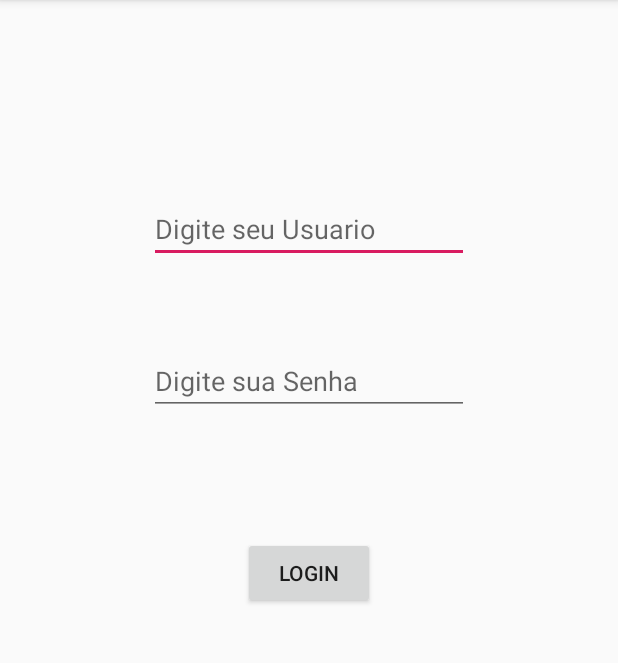
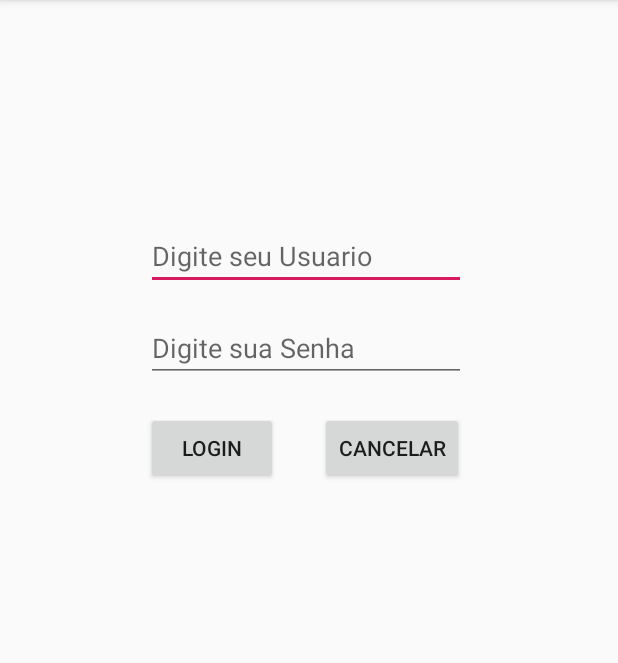
Before and after one commit to ErickSilv/AndroidEtecTurma_A, an Android app: the LoginActivity screen opened directly, with no data from a screen before it, on a phone screen of 412 x 824 dp, the part 84-747 px from its top. Run offline under Robolectric (Android 15) with nearby library versions, the phone set to English and light mode, and no system bars.

Commit message:
"Criação de metodos para os botões"

```diff
--- a/projetoModelo_A/app/src/main/java/br/com/exemplo/projetomodelo_a/LoginActivity.java
+++ b/projetoModelo_A/app/src/main/java/br/com/exemplo/projetomodelo_a/LoginActivity.java
@@ -2,13 +2,57 @@ package br.com.exemplo.projetomodelo_a;
 
 import androidx.appcompat.app.AppCompatActivity;
 
+import android.content.DialogInterface;
+import android.content.Intent;
 import android.os.Bundle;
+import android.view.View;
+import android.widget.Button;
+import android.widget.EditText;
+import android.widget.Toast;
 
 public class LoginActivity extends AppCompatActivity {
+
+    private Button btnEnviar;
+    private Button btnCancelar;
+    private EditText edtUsuario;
+    private EditText edtSenha;
+
+    String senha;
+    String usuario;
 
     @Override
     protected void onCreate(Bundle savedInstanceState) {
         super.onCreate(savedInstanceState);
         setContentView(R.layout.activity_login);
+        inicializarObjeto();
+        abrirActivityMenu();
+    }
+
+    private void inicializarObjeto(){
+        btnEnviar = (Button) findViewById(R.id.btnEnviar);
+        btnCancelar = (Button) findViewById(R.id.btnCancelar);
+        edtUsuario = (EditText) findViewById(R.id.edtUsuario);
+        edtSenha = (EditText) findViewById(R.id.edtSenha);
+    }
+
+    private void abrirActivityMenu(){
+      btnEnviar.setOnClickListener(new View.OnClickListener() {
+          @Override
+          public void onClick(View view) {
+
+              Intent intentActivityMenu = new Intent(getApplicationContext(),MenuActivity2.class);
+              startActivity(intentActivityMenu);
+
+          }
+      });
+
+      btnCancelar.setOnClickListener(new View.OnClickListener(){
+          @Override
+          public  void onClick(View view){
+              Toast.makeText(getApplicationContext(), "Fechando !!! Aguarde", Toast.LENGTH_LONG).show();
+
+          }
+
+      });
     }
 }
--- a/projetoModelo_A/app/src/main/res/layout/activity_login.xml
+++ b/projetoModelo_A/app/src/main/res/layout/activity_login.xml
@@ -10,23 +10,23 @@
         android:id="@+id/btnEnviar"
         android:layout_width="wrap_content"
         android:layout_height="wrap_content"
-        android:layout_marginTop="81dp"
+        android:layout_marginEnd="28dp"
         android:text="LOGIN"
-        app:layout_constraintEnd_toEndOf="parent"
-        app:layout_constraintStart_toStartOf="parent"
-        app:layout_constraintTop_toBottomOf="@+id/edtSenha" />
+        app:layout_constraintBaseline_toBaselineOf="@+id/btnCancelar"
+        app:layout_constraintEnd_toStartOf="@+id/btnCancelar"
+        app:layout_constraintHorizontal_chainStyle="packed"
+        app:layout_constraintStart_toStartOf="parent" />
 
     <EditText
         android:id="@+id/edtUsuario"
         android:layout_width="wrap_content"
         android:layout_height="wrap_content"
-        android:layout_marginTop="130dp"
-        android:layout_marginBottom="75dp"
+        android:layout_marginTop="148dp"
         android:ems="10"
         android:hint="Digite seu Usuario"
         android:inputType="textPersonName"
-        app:layout_constraintBottom_toTopOf="@+id/edtSenha"
         app:layout_constraintEnd_toEndOf="parent"
+        app:layout_constraintHorizontal_bias="0.489"
         app:layout_constraintStart_toStartOf="parent"
         app:layout_constraintTop_toTopOf="parent" />
 
@@ -34,12 +34,22 @@
         android:id="@+id/edtSenha"
         android:layout_width="wrap_content"
         android:layout_height="wrap_content"
-        android:layout_marginTop="56dp"
+        android:layout_marginTop="16dp"
         android:ems="10"
         android:hint="Digite sua Senha"
         android:inputType="textPassword"
-        app:layout_constraintEnd_toEndOf="parent"
-        app:layout_constraintStart_toStartOf="parent"
+        app:layout_constraintStart_toStartOf="@+id/edtUsuario"
         app:layout_constraintTop_toBottomOf="@+id/edtUsuario" />
 
+    <Button
+        android:id="@+id/btnCancelar"
+        android:layout_width="wrap_content"
+        android:layout_height="wrap_content"
+        android:layout_marginTop="20dp"
+        android:layout_marginEnd="6dp"
+        android:text="Cancelar"
+        app:layout_constraintEnd_toEndOf="parent"
+        app:layout_constraintStart_toEndOf="@+id/btnEnviar"
+        app:layout_constraintTop_toBottomOf="@+id/edtSenha" />
+
 </androidx.constraintlayout.widget.ConstraintLayout>
```
